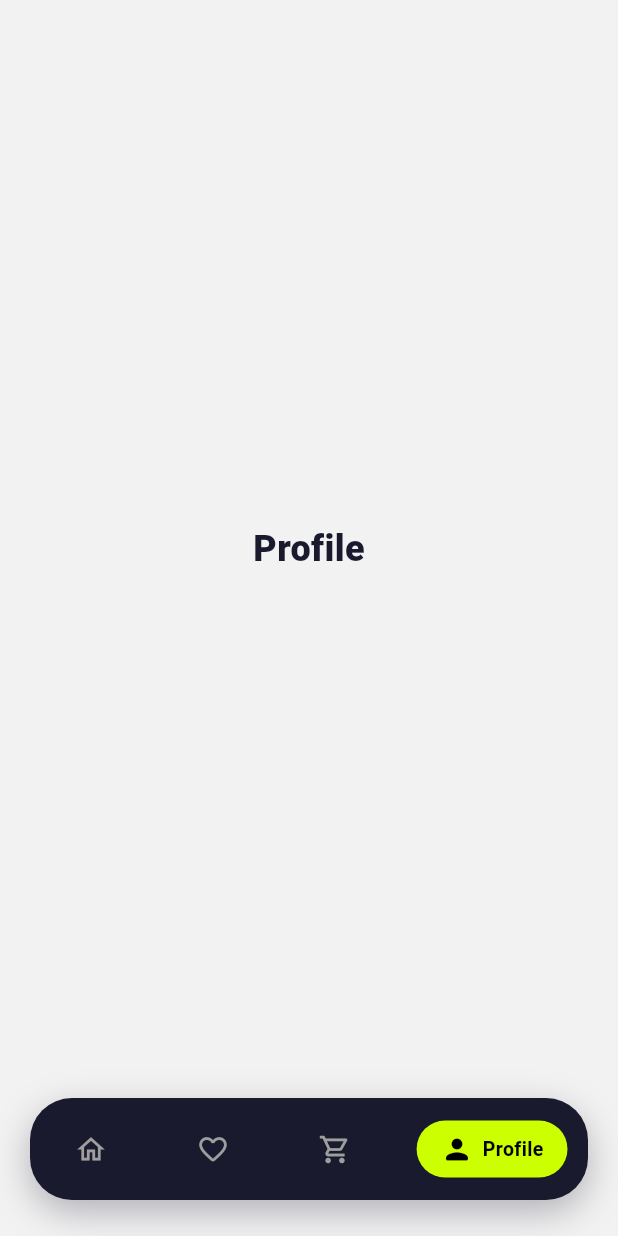
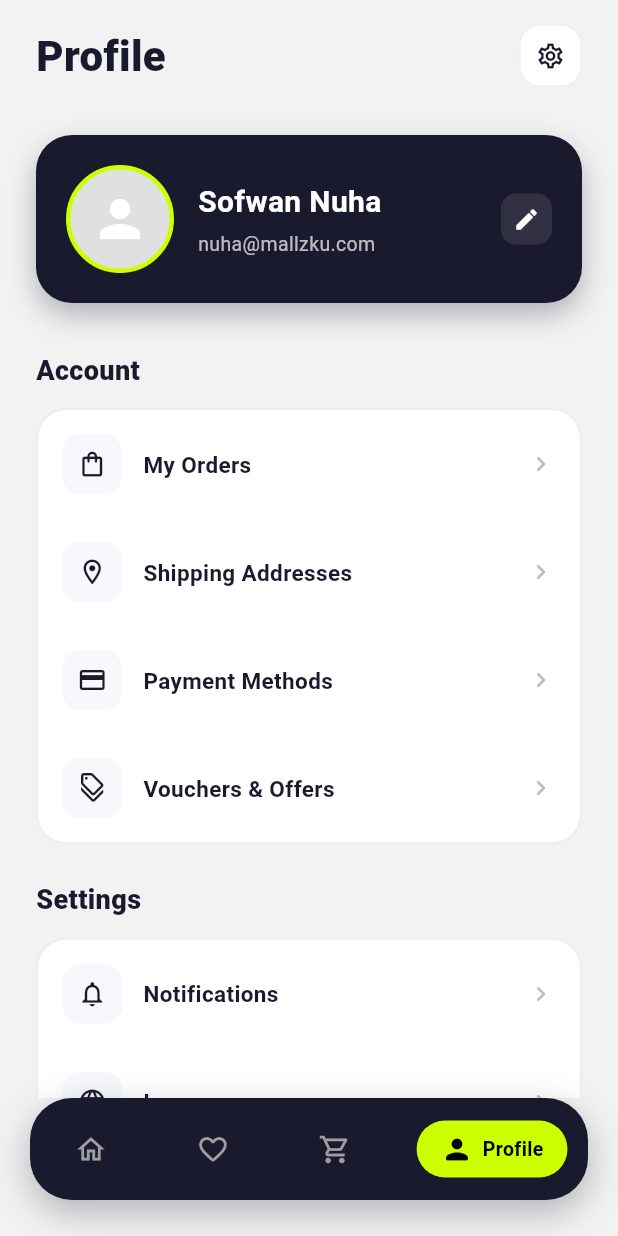
Before and after one commit to nuha24k/flutter-ecommerce, a Flutter app: the HomePage screen opened directly, item 4 of the bottom bar chosen, on a phone screen of 412 x 824 dp. Run offline on Flutter 3.47's test engine with Material 3 defaults, Android fonts, the phone set to English and light mode, and no system bars; our stand-ins replace equatable, flutter_bloc, get_it.

Commit message:
feat: implement ProfilePage and integrate it into the bottom navigation bar with updated route transitions.

```diff
--- a/lib/features/home/presentation/pages/home_page.dart
+++ b/lib/features/home/presentation/pages/home_page.dart
@@ -6,6 +6,7 @@ import '../bloc/home_bloc.dart';
 import 'product_detail_page.dart';
 import 'wishlist_page.dart';
 import 'cart_page.dart';
+import 'profile_page.dart';
 
 /// Model sederhana untuk produk
 class ProductItem {
@@ -155,17 +156,7 @@ class _HomePageState extends State<HomePage>
       case 2:
         return const CartPage();
       case 3:
-        return const Center(
-          child: Text(
-            'Profile',
-            style: TextStyle(
-              fontFamily: 'Outfit',
-              fontSize: 24,
-              fontWeight: FontWeight.w800,
-              color: Color(0xFF1A1A2E),
-            ),
-          ),
-        );
+        return const ProfilePage();
       case 0:
       default:
         return _buildHomeTab(context, state);
@@ -602,17 +593,12 @@ class _HomePageState extends State<HomePage>
             Expanded(
               child: Stack(
                 children: [
-                  Container(
-                    decoration: BoxDecoration(
-                      color: product.bgColor,
+                  ClipRRect(
                     borderRadius: const BorderRadius.only(
                       topLeft: Radius.circular(20),
                       topRight: Radius.circular(20),
                     ),
-                    ),
-                    child: Center(
                     child: _buildProductImagePlaceholder(product),
-                    ),
                   ),
                   // Wishlist button
                   Positioned(
@@ -743,20 +729,14 @@ class _HomePageState extends State<HomePage>
   }
 
   Widget _buildProductImagePlaceholder(ProductItem product) {
-    // Ikon berbeda berdasarkan produk
-    IconData icon;
-    if (product.brand == 'The North Face') {
-      icon = Icons.checkroom_rounded; // jaket
-    } else if (product.brand == 'ASICS' || product.brand == 'Nike' || product.brand == 'Adidas') {
-      icon = Icons.directions_run_rounded; // sepatu/olahraga
-    } else {
-      icon = Icons.shopping_bag_rounded;
-    }
-
-    return Icon(
-      icon,
-      size: 72,
-      color: Colors.grey.shade300,
+    return Hero(
+      tag: product.id,
+      child: Image.asset(
+        'assets/images/bento_tag_1.jpeg',
+        fit: BoxFit.cover,
+        width: double.infinity,
+        height: double.infinity,
+      ),
     );
   }
 
@@ -825,7 +805,13 @@ class _BottomNavBar extends StatelessWidget {
                         : Colors.grey.shade500,
                     size: 22,
                   ),
-                  if (isSelected) ...[
+                  AnimatedSize(
+                    duration: const Duration(milliseconds: 300),
+                    curve: Curves.easeOutCubic,
+                    child: isSelected
+                        ? Row(
+                            mainAxisSize: MainAxisSize.min,
+                            children: [
                               const SizedBox(width: 6),
                               Text(
                                 label,
@@ -837,6 +823,9 @@ class _BottomNavBar extends StatelessWidget {
                                 ),
                               ),
                             ],
+                          )
+                        : const SizedBox.shrink(),
+                  ),
                 ],
               ),
             ),
--- /dev/null
+++ b/lib/features/home/presentation/pages/profile_page.dart
@@ -0,0 +1,219 @@
+import 'package:flutter/material.dart';
+import '../../../../core/constants/colors.dart';
+
+class ProfilePage extends StatelessWidget {
+  const ProfilePage({super.key});
+
+  @override
+  Widget build(BuildContext context) {
+    return SafeArea(
+      child: SingleChildScrollView(
+        padding: const EdgeInsets.symmetric(horizontal: 24, vertical: 16),
+        child: Column(
+          children: [
+            // Header
+            Row(
+              mainAxisAlignment: MainAxisAlignment.spaceBetween,
+              children: [
+                const Text(
+                  'Profile',
+                  style: TextStyle(
+                    fontFamily: 'Outfit',
+                    fontSize: 28,
+                    fontWeight: FontWeight.w800,
+                    color: Color(0xFF1A1A2E),
+                  ),
+                ),
+                Container(
+                  padding: const EdgeInsets.all(10),
+                  decoration: BoxDecoration(
+                    color: Colors.white,
+                    borderRadius: BorderRadius.circular(14),
+                    border: Border.all(color: Colors.grey.shade200),
+                  ),
+                  child: const Icon(Icons.settings_outlined, color: Color(0xFF1A1A2E), size: 20),
+                ),
+              ],
+            ),
+            const SizedBox(height: 32),
+            // Profile Card
+            Container(
+              padding: const EdgeInsets.all(20),
+              decoration: BoxDecoration(
+                color: const Color(0xFF1A1A2E),
+                borderRadius: BorderRadius.circular(24),
+                boxShadow: [
+                  BoxShadow(
+                    color: const Color(0xFF1A1A2E).withValues(alpha: 0.3),
+                    blurRadius: 16,
+                    offset: const Offset(0, 8),
+                  ),
+                ],
+              ),
+              child: Row(
+                children: [
+                  Container(
+                    width: 72,
+                    height: 72,
+                    decoration: BoxDecoration(
+                      shape: BoxShape.circle,
+                      border: Border.all(color: AppColors.limeGreen, width: 3),
+                      color: const Color(0xFFE0E0E0),
+                    ),
+                    child: const ClipOval(
+                      child: Center(
+                        child: Icon(Icons.person, color: Colors.white, size: 40),
+                      ),
+                    ),
+                  ),
+                  const SizedBox(width: 16),
+                  Expanded(
+                    child: Column(
+                      crossAxisAlignment: CrossAxisAlignment.start,
+                      children: [
+                        const Text(
+                          'Sofwan Nuha',
+                          style: TextStyle(
+                            fontFamily: 'Outfit',
+                            fontSize: 20,
+                            fontWeight: FontWeight.w700,
+                            color: Colors.white,
+                          ),
+                        ),
+                        const SizedBox(height: 4),
+                        Text(
+                          'nuha@mallzku.com',
+                          style: TextStyle(
+                            fontFamily: 'Outfit',
+                            fontSize: 13,
+                            color: Colors.white.withValues(alpha: 0.7),
+                          ),
+                        ),
+                      ],
+                    ),
+                  ),
+                  Container(
+                    padding: const EdgeInsets.all(8),
+                    decoration: BoxDecoration(
+                      color: Colors.white.withValues(alpha: 0.1),
+                      borderRadius: BorderRadius.circular(10),
+                    ),
+                    child: const Icon(Icons.edit_rounded, color: Colors.white, size: 18),
+                  ),
+                ],
+              ),
+            ),
+            const SizedBox(height: 32),
+            // Menu options
+            _buildSection(
+              title: 'Account',
+              items: [
+                _buildMenuItem(Icons.shopping_bag_outlined, 'My Orders'),
+                _buildMenuItem(Icons.location_on_outlined, 'Shipping Addresses'),
+                _buildMenuItem(Icons.payment_outlined, 'Payment Methods'),
+                _buildMenuItem(Icons.discount_outlined, 'Vouchers & Offers'),
+              ],
+            ),
+            const SizedBox(height: 24),
+            _buildSection(
+              title: 'Settings',
+              items: [
+                _buildMenuItem(Icons.notifications_outlined, 'Notifications'),
+                _buildMenuItem(Icons.language_outlined, 'Language'),
+                _buildMenuItem(Icons.security_outlined, 'Privacy & Security'),
+              ],
+            ),
+            const SizedBox(height: 24),
+            // Logout
+            GestureDetector(
+              onTap: () {},
+              child: Container(
+                padding: const EdgeInsets.all(16),
+                decoration: BoxDecoration(
+                  color: Colors.red.shade50,
+                  borderRadius: BorderRadius.circular(16),
+                ),
+                child: Row(
+                  mainAxisAlignment: MainAxisAlignment.center,
+                  children: [
+                    Icon(Icons.logout_rounded, color: Colors.red.shade600, size: 20),
+                    const SizedBox(width: 8),
+                    Text(
+                      'Log Out',
+                      style: TextStyle(
+                        fontFamily: 'Outfit',
+                        fontSize: 15,
+                        fontWeight: FontWeight.w700,
+                        color: Colors.red.shade600,
+                      ),
+                    ),
+                  ],
+                ),
+              ),
+            ),
+            const SizedBox(height: 40),
+          ],
+        ),
+      ),
+    );
+  }
+
+  Widget _buildSection({required String title, required List<Widget> items}) {
+    return Column(
+      crossAxisAlignment: CrossAxisAlignment.start,
+      children: [
+        Text(
+          title,
+          style: const TextStyle(
+            fontFamily: 'Outfit',
+            fontSize: 18,
+            fontWeight: FontWeight.w800,
+            color: Color(0xFF1A1A2E),
+          ),
+        ),
+        const SizedBox(height: 12),
+        Container(
+          decoration: BoxDecoration(
+            color: Colors.white,
+            borderRadius: BorderRadius.circular(20),
+            border: Border.all(color: Colors.grey.shade200, width: 1.5),
+          ),
+          child: Column(
+            children: items,
+          ),
+        ),
+      ],
+    );
+  }
+
+  Widget _buildMenuItem(IconData icon, String title) {
+    return Padding(
+      padding: const EdgeInsets.symmetric(horizontal: 16, vertical: 16),
+      child: Row(
+        children: [
+          Container(
+            padding: const EdgeInsets.all(10),
+            decoration: BoxDecoration(
+              color: const Color(0xFFF7F8FC),
+              borderRadius: BorderRadius.circular(12),
+            ),
+            child: Icon(icon, color: const Color(0xFF1A1A2E), size: 20),
+          ),
+          const SizedBox(width: 14),
+          Expanded(
+            child: Text(
+              title,
+              style: const TextStyle(
+                fontFamily: 'Outfit',
+                fontSize: 15,
+                fontWeight: FontWeight.w600,
+                color: Color(0xFF1A1A2E),
+              ),
+            ),
+          ),
+          Icon(Icons.chevron_right_rounded, color: Colors.grey.shade400, size: 20),
+        ],
+      ),
+    );
+  }
+}
```
Also changed, not shown: lib/features/auth/presentation/pages/login_page.dart (+10 -2 lines), lib/features/home/presentation/pages/product_detail_page.dart (+35 -65 lines). Lines whose indentation alone changed are shown as unchanged.
